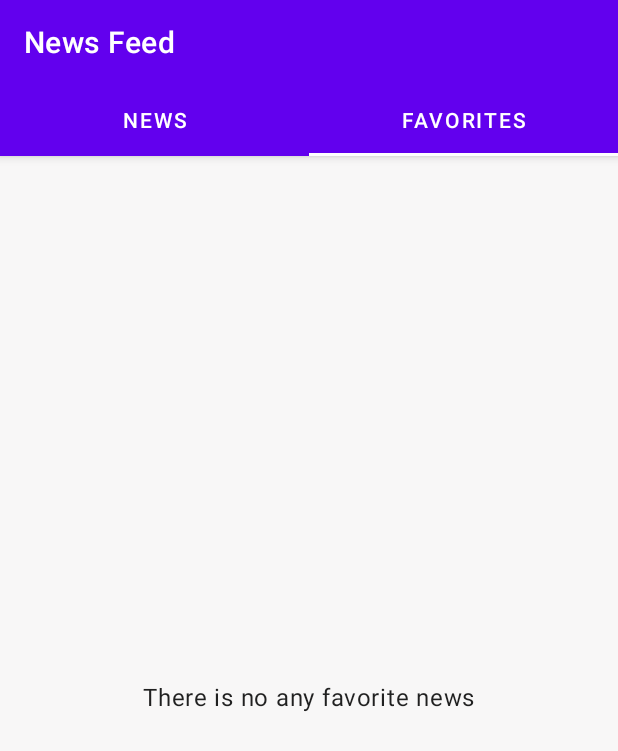
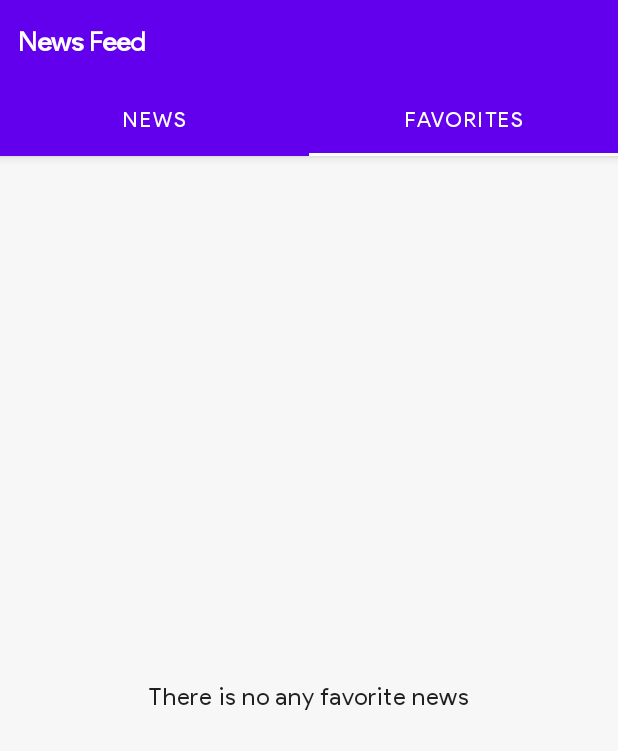
Before and after one commit to mwdch/News-Feed-Android-Kotlin, an Android app: the screen it shows after launch (MainActivity), tab 2 chosen, on a phone screen of 412 x 824 dp. Shown: the top 751 px of the screen. Run offline under Robolectric (Android 15) with nearby library versions, the phone set to English and light mode, and no system bars; our stand-ins replace Room's generated code, RxJava; 3 statements that could not run were skipped.

```diff
--- a/app/src/main/java/com/mwdch/newsfeed/common/App.kt
+++ b/app/src/main/java/com/mwdch/newsfeed/common/App.kt
@@ -2,6 +2,7 @@ package com.mwdch.newsfeed.common
 
 import android.app.Application
 import android.os.Bundle
+import androidx.appcompat.app.AppCompatDelegate
 import androidx.room.Room
 import com.mwdch.newsfeed.data.db.AppDatabase
 import com.mwdch.newsfeed.data.repo.news.NewsRepository
@@ -40,6 +41,9 @@ class App : Application() {
             androidContext(this@App)
             modules(myModules)
         }
+
+        //to turn off night mode
+        AppCompatDelegate.setDefaultNightMode(AppCompatDelegate.MODE_NIGHT_NO)
     }
 
 }
--- a/app/src/main/java/com/mwdch/newsfeed/feature/detail/NewsDetailActivity.kt
+++ b/app/src/main/java/com/mwdch/newsfeed/feature/detail/NewsDetailActivity.kt
@@ -22,6 +22,10 @@ class NewsDetailActivity : AppCompatActivity() {
         binding = ActivityNewsDetailBinding.inflate(layoutInflater)
         setContentView(binding.root)
 
+        binding.ivBack.setOnClickListener {
+            finish()
+        }
+
         binding.webView.settings.javaScriptEnabled = true
 
         binding.webView.webViewClient = object : WebViewClient() {
@@ -32,8 +36,6 @@ class NewsDetailActivity : AppCompatActivity() {
                 return true
             }
         }
-
-        setSupportActionBar(binding.toolbar)
 
         viewModel.progressBarLiveData.observe(this) {
             if (it) {
--- a/app/src/main/java/com/mwdch/newsfeed/feature/favorite/FavoriteFragment.kt
+++ b/app/src/main/java/com/mwdch/newsfeed/feature/favorite/FavoriteFragment.kt
@@ -39,10 +39,10 @@ class FavoriteFragment : Fragment(), FavoriteAdapter.OnFavoriteListener {
         favoriteViewModel.progressBarLiveData.observe(viewLifecycleOwner) {
             if (it) {
                 binding.progressbar.visibility = View.VISIBLE
-                binding.rvNews.visibility = View.GONE
+                binding.parentLayout.visibility = View.GONE
             } else {
                 binding.progressbar.visibility = View.GONE
-                binding.rvNews.visibility = View.VISIBLE
+                binding.parentLayout.visibility = View.VISIBLE
             }
         }
 
@@ -53,9 +53,11 @@ class FavoriteFragment : Fragment(), FavoriteAdapter.OnFavoriteListener {
         favoriteViewModel.favoriteNewsLiveData.observe(viewLifecycleOwner) {
             if (it.isEmpty()) {
                 binding.emptyState.visibility = View.VISIBLE
+                binding.rvNews.visibility = View.GONE
             } else {
                 favoriteAdapter?.newsList = it as ArrayList<News>
                 binding.emptyState.visibility = View.GONE
+                binding.rvNews.visibility = View.VISIBLE
             }
         }
 
@@ -94,6 +96,7 @@ class FavoriteFragment : Fragment(), FavoriteAdapter.OnFavoriteListener {
         favoriteViewModel.deleteFromFavorites(news)
         if (favoriteAdapter?.newsList!!.size == 1) {
             binding.emptyState.visibility = View.VISIBLE
+            binding.rvNews.visibility = View.GONE
         }
     }
 
--- a/app/src/main/java/com/mwdch/newsfeed/feature/main/MainActivity.kt
+++ b/app/src/main/java/com/mwdch/newsfeed/feature/main/MainActivity.kt
@@ -16,8 +16,6 @@ class MainActivity : AppCompatActivity() {
         binding = ActivityMainBinding.inflate(layoutInflater)
         setContentView(binding.root)
 
-        setSupportActionBar(binding.toolbar)
-
         val adapter = ViewPagerAdapter(supportFragmentManager)
 
         adapter.addFragment(NewsFragment(), getString(R.string.news))
--- a/app/src/main/res/layout/activity_main.xml
+++ b/app/src/main/res/layout/activity_main.xml
@@ -14,10 +14,20 @@
         app:layout_constraintStart_toStartOf="parent"
         app:layout_constraintTop_toTopOf="parent">
 
-        <androidx.appcompat.widget.Toolbar
-            android:id="@+id/toolbar"
+        <FrameLayout
             android:layout_width="match_parent"
-            android:layout_height="?actionBarSize" />
+            android:layout_height="?actionBarSize">
+
+            <TextView
+                android:layout_width="wrap_content"
+                android:layout_height="wrap_content"
+                android:layout_gravity="center_vertical"
+                android:layout_marginStart="12dp"
+                android:text="@string/app_name"
+                android:textAppearance="?textAppearanceHeadline5"
+                android:textSize="18sp"
+                android:textStyle="bold" />
+        </FrameLayout>
 
         <com.google.android.material.tabs.TabLayout
             android:id="@+id/tabs"
--- a/app/src/main/res/layout/fragment_favorite.xml
+++ b/app/src/main/res/layout/fragment_favorite.xml
@@ -16,14 +16,23 @@
         app:layout_constraintStart_toStartOf="parent"
         app:layout_constraintTop_toTopOf="parent" />
 
+    <androidx.constraintlayout.widget.ConstraintLayout
+        android:id="@+id/parentLayout"
+        android:layout_width="match_parent"
+        android:layout_height="match_parent"
+        android:visibility="gone"
+        app:layout_constraintBottom_toBottomOf="parent"
+        app:layout_constraintEnd_toEndOf="parent"
+        app:layout_constraintStart_toStartOf="parent"
+        app:layout_constraintTop_toBottomOf="parent">
+
         <androidx.recyclerview.widget.RecyclerView
             android:id="@+id/rvNews"
             android:layout_width="0dp"
             android:layout_height="0dp"
-        android:layout_marginHorizontal="12dp"
             android:clipToPadding="false"
+            android:paddingHorizontal="12dp"
             android:paddingVertical="8dp"
-        android:visibility="gone"
             app:layout_constraintBottom_toBottomOf="parent"
             app:layout_constraintEnd_toEndOf="parent"
             app:layout_constraintStart_toStartOf="parent"
@@ -35,10 +44,11 @@
             android:layout_height="wrap_content"
             android:text="@string/favoriteEmptyState"
             android:textAppearance="?textAppearanceBody1"
-        android:visibility="gone"
             app:layout_constraintBottom_toBottomOf="parent"
             app:layout_constraintEnd_toEndOf="parent"
             app:layout_constraintStart_toStartOf="parent"
             app:layout_constraintTop_toTopOf="parent" />
 
     </androidx.constraintlayout.widget.ConstraintLayout>
+
+</androidx.constraintlayout.widget.ConstraintLayout>
--- a/app/src/main/res/layout/fragment_news.xml
+++ b/app/src/main/res/layout/fragment_news.xml
@@ -20,8 +20,8 @@
         android:id="@+id/rvNews"
         android:layout_width="0dp"
         android:layout_height="0dp"
-        android:layout_marginHorizontal="12dp"
         android:clipToPadding="false"
+        android:paddingHorizontal="12dp"
         android:paddingVertical="8dp"
         android:visibility="gone"
         app:layout_constraintBottom_toBottomOf="parent"
--- a/app/src/main/res/values/strings.xml
+++ b/app/src/main/res/values/strings.xml
@@ -4,4 +4,5 @@
     <string name="news">News</string>
     <string name="favorites">Favorites</string>
     <string name="favoriteEmptyState">There is no any favorite news</string>
+    <string name="newsDetail">News detail</string>
 </resources>
--- a/app/src/main/res/values/themes.xml
+++ b/app/src/main/res/values/themes.xml
@@ -13,5 +13,8 @@
         <item name="android:statusBarColor" tools:targetApi="l">?attr/colorPrimaryVariant</item>
         <!-- Customize your theme here. -->
         <item name="android:windowBackground">@color/white</item>
+
+        <item name="fontFamily">@font/primary</item>
+        <item name="android:fontFamily">@font/primary</item>
     </style>
 </resources>
--- a/app/src/main/res/values/type.xml
+++ b/app/src/main/res/values/type.xml
@@ -9,7 +9,7 @@
     <style name="TextAppearance.MyTheme.Headline4" parent="TextAppearance.MaterialComponents.Headline4"></style>
 
     <style name="TextAppearance.MyTheme.Headline5" parent="TextAppearance.MaterialComponents.Headline5">
-        <item name="android:textSize">18sp</item>
+        <item name="android:textSize">16sp</item>
         <item name="android:textStyle">bold</item>
         <item name="android:textColor">?colorOnPrimary</item>
     </style>
```
Also changed, not shown: app/src/main/res/drawable/ic_back.xml (added, +10 -0 lines), app/src/main/res/layout/activity_news_detail.xml (+23 -4 lines), app/src/main/res/font/primary.ttf (added). Lines whose indentation alone changed are shown as unchanged.
